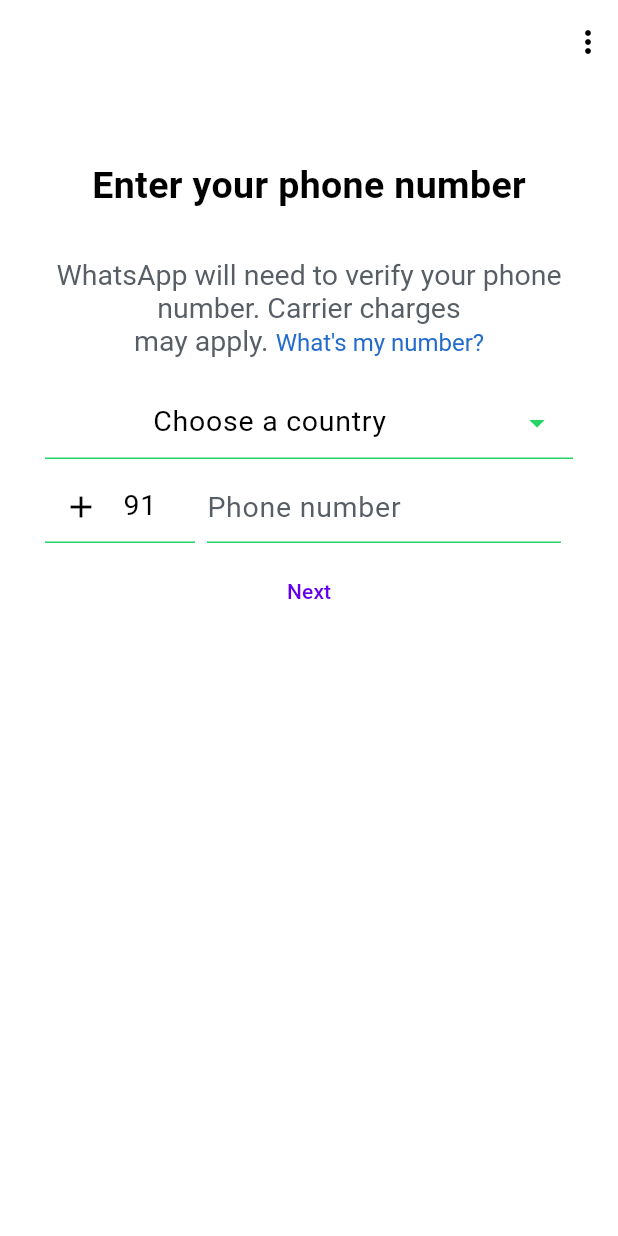
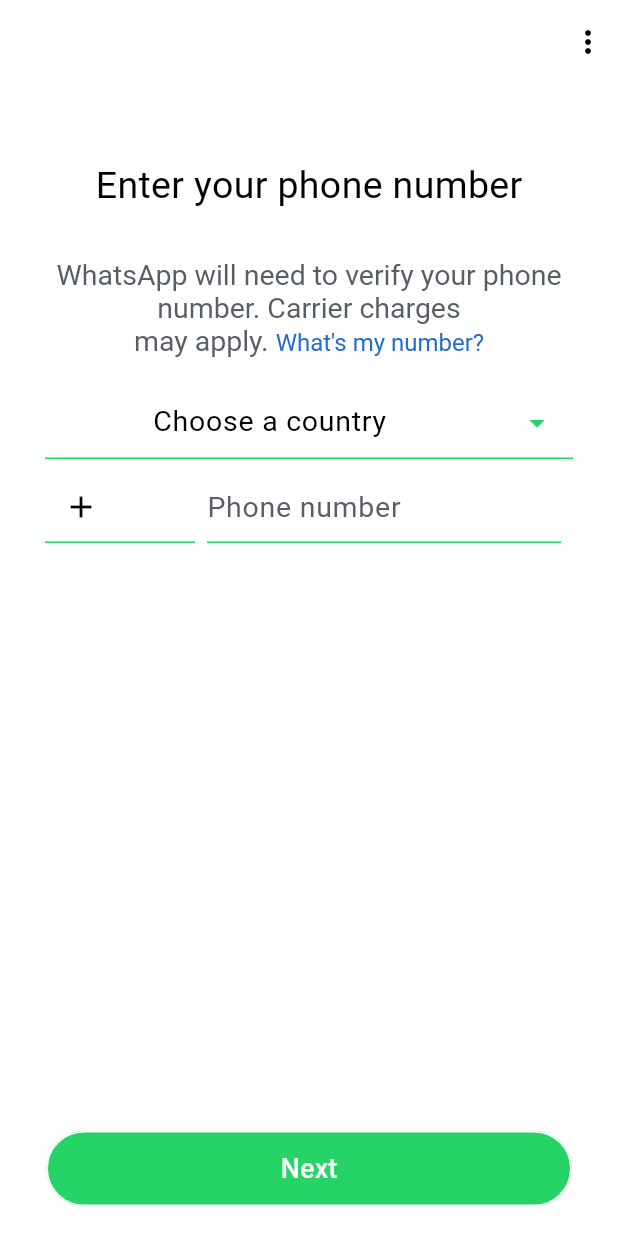
Before and after one commit to RohanSunar15/whatsapp_clone, a Flutter app: the AuthPage screen opened directly, on a phone screen of 412 x 824 dp. Run offline on Flutter 3.47's test engine with Material 3 defaults, Android fonts, the phone set to English and light mode, and no system bars; our stand-ins replace bloc, flutter_bloc.

Commit message:
Ui of AuthPage is compelted

```diff
--- a/lib/features/auth/auth.dart
+++ b/lib/features/auth/auth.dart
@@ -1,4 +1,5 @@
 import 'package:flutter/material.dart';
+import 'package:flutter/services.dart';
 import 'package:whatsapp_clone/core/theme/app_color.dart';
 import 'package:whatsapp_clone/core/widget/custom_button.dart';
 import 'package:whatsapp_clone/features/auth/countryCodePage/country_code_page.dart';
@@ -40,7 +41,7 @@ class _AuthPageState extends State<AuthPage> {
                 style: TextStyle(
                   color: AppColor.black,
                   fontSize: 25,
-                  fontWeight: FontWeight.bold,
+                  fontWeight: FontWeight.w400,
                   decoration: TextDecoration.none,
                 ),
               ),
@@ -109,13 +110,12 @@ class _AuthPageState extends State<AuthPage> {
                   SizedBox(
                     width: 100,
                     child: TextField(
-                      textAlign: TextAlign.left,
-                      decoration: InputDecoration(
-                        hintText: '91',
-                        hintStyle: TextStyle(
+                      style: TextStyle(
                         fontSize: 19,
                         color: Colors.black,
                       ),
+                      textAlign: TextAlign.left,
+                      decoration: InputDecoration(
                         prefixIcon: Icon(Icons.add),
                         enabledBorder: UnderlineInputBorder(
                           borderSide: BorderSide(color: AppColor
@@ -129,11 +129,17 @@ class _AuthPageState extends State<AuthPage> {
                     ),
                   ),
 
-                  Expanded( // <-- Expanded goes here
+                  Expanded(
                     child: Padding(
                       padding: const EdgeInsets.all(8.0),
-                      child: AbsorbPointer( // optional if it's just for display
                       child: TextFormField(
+                        style: TextStyle(
+                          fontSize: 19
+                        ),
+                        keyboardType: TextInputType.number,
+                        inputFormatters: <TextInputFormatter>[
+                          FilteringTextInputFormatter.digitsOnly,
+                        ],
                         textAlign: TextAlign.left,
                         decoration: InputDecoration(
                           hintText: 'Phone number',
@@ -153,12 +159,26 @@ class _AuthPageState extends State<AuthPage> {
                       ),
                     ),
                   ),
-                  ),
 
                 ],
               ),
+              Spacer(),
+              Padding(
+                padding: const EdgeInsets.symmetric(vertical: 20),
+                child: CustomOutlinedButton(
+                  borderRadius: 30,
+                  height: 50,
+                  width: 350,
+                  backgroundColor: AppColor.lightGreen,
+                    childWidget: Text('Next' ,
+                      style:  TextStyle(
+                        color: AppColor.white,
+                        fontSize: 18,
+                    ),
+                    ),
+                ),
+              ),
 
-              CustomOutlinedButton(childWidget: Text('Next')),
 
             ],
           ),
```
Lines whose indentation alone changed are shown as unchanged.
